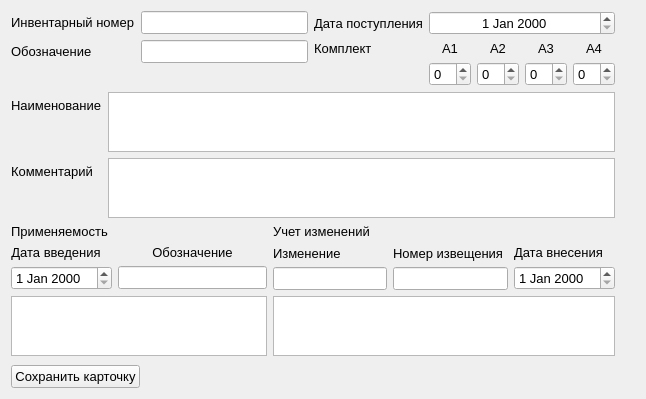
Lelius/FileLibrary, file cardeditform.ui: the form before one commit.
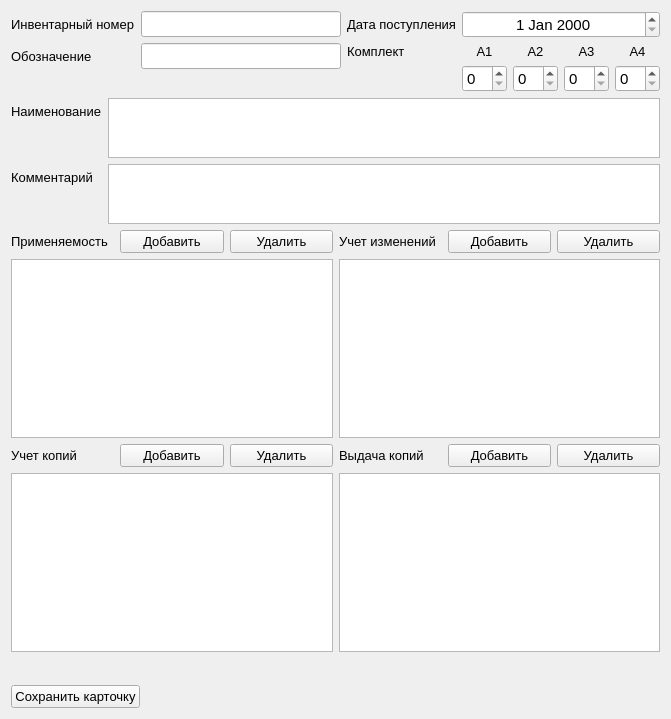
The form after the commit.

Commit message: Добавил виджеты в cardeditform.ui.

Patch:
```diff
--- a/cardeditform.ui
+++ b/cardeditform.ui
@@ -6,8 +6,8 @@
    <rect>
     <x>0</x>
     <y>0</y>
-    <width>646</width>
-    <height>399</height>
+    <width>671</width>
+    <height>719</height>
    </rect>
   </property>
   <property name="windowTitle">
@@ -42,7 +42,7 @@
            </property>
            <property name="font">
             <font>
-             <pointsize>10</pointsize>
+             <pointsize>11</pointsize>
             </font>
            </property>
           </widget>
@@ -69,7 +69,7 @@
            </property>
            <property name="font">
             <font>
-             <pointsize>10</pointsize>
+             <pointsize>11</pointsize>
             </font>
            </property>
           </widget>
@@ -177,7 +177,7 @@
               <widget class="QSpinBox" name="spinBoxA1">
                <property name="font">
                 <font>
-                 <pointsize>10</pointsize>
+                 <pointsize>11</pointsize>
                 </font>
                </property>
               </widget>
@@ -186,7 +186,7 @@
               <widget class="QSpinBox" name="spinBoxA2">
                <property name="font">
                 <font>
-                 <pointsize>10</pointsize>
+                 <pointsize>11</pointsize>
                 </font>
                </property>
               </widget>
@@ -195,7 +195,7 @@
               <widget class="QSpinBox" name="spinBoxA3">
                <property name="font">
                 <font>
-                 <pointsize>10</pointsize>
+                 <pointsize>11</pointsize>
                 </font>
                </property>
               </widget>
@@ -204,7 +204,7 @@
               <widget class="QSpinBox" name="spinBoxA4">
                <property name="font">
                 <font>
-                 <pointsize>10</pointsize>
+                 <pointsize>11</pointsize>
                 </font>
                </property>
               </widget>
@@ -217,7 +217,7 @@
           <widget class="QDateEdit" name="dateEditReceiptDate">
            <property name="font">
             <font>
-             <pointsize>10</pointsize>
+             <pointsize>11</pointsize>
             </font>
            </property>
            <property name="alignment">
@@ -271,7 +271,7 @@
          </property>
          <property name="font">
           <font>
-           <pointsize>10</pointsize>
+           <pointsize>11</pointsize>
           </font>
          </property>
         </widget>
@@ -286,7 +286,7 @@
          </property>
          <property name="font">
           <font>
-           <pointsize>10</pointsize>
+           <pointsize>11</pointsize>
           </font>
          </property>
         </widget>
@@ -296,11 +296,13 @@
     </layout>
    </item>
    <item row="1" column="0" colspan="2">
-    <layout class="QFormLayout" name="formLayout_5">
-     <item row="0" column="0">
       <layout class="QVBoxLayout" name="verticalLayout_3">
        <item>
-        <widget class="QLabel" name="labelApp">
+      <layout class="QHBoxLayout" name="horizontalLayout_7">
+       <item>
+        <layout class="QHBoxLayout" name="horizontalLayout_4">
+         <item>
+          <widget class="QLabel" name="labelApplicability">
          <property name="font">
           <font>
            <pointsize>10</pointsize>
@@ -309,90 +311,38 @@
          <property name="text">
           <string>Применяемость</string>
          </property>
-         <property name="alignment">
-          <set>Qt::AlignLeading|Qt::AlignLeft|Qt::AlignVCenter</set>
-         </property>
         </widget>
        </item>
        <item>
-        <layout class="QFormLayout" name="formLayout_4">
-         <item row="0" column="0">
-          <widget class="QLabel" name="labelApp1">
+          <widget class="QPushButton" name="pushButtonApplicabilityAdd">
            <property name="font">
             <font>
              <pointsize>10</pointsize>
             </font>
            </property>
            <property name="text">
-            <string>Дата введения</string>
+            <string>Добавить</string>
            </property>
-           <property name="alignment">
-            <set>Qt::AlignCenter</set>
-           </property>
           </widget>
          </item>
-         <item row="0" column="1">
-          <widget class="QLabel" name="labelApp2">
+         <item>
+          <widget class="QPushButton" name="pushButtonApplicabilityDel">
            <property name="font">
             <font>
              <pointsize>10</pointsize>
             </font>
            </property>
            <property name="text">
-            <string>Обозначение</string>
+            <string>Удалить</string>
            </property>
-           <property name="alignment">
-            <set>Qt::AlignCenter</set>
-           </property>
           </widget>
          </item>
-         <item row="1" column="0">
-          <widget class="QDateEdit" name="dateEdit1App1">
-           <property name="font">
-            <font>
-             <pointsize>10</pointsize>
-            </font>
-           </property>
-          </widget>
-         </item>
-         <item row="1" column="1">
-          <widget class="QLineEdit" name="lineEditApp2">
-           <property name="font">
-            <font>
-             <pointsize>10</pointsize>
-            </font>
-           </property>
-          </widget>
-         </item>
         </layout>
        </item>
        <item>
-        <widget class="QListWidget" name="listWidgetApp">
-         <property name="maximumSize">
-          <size>
-           <width>16777215</width>
-           <height>60</height>
-          </size>
-         </property>
-         <property name="font">
-          <font>
-           <pointsize>10</pointsize>
-          </font>
-         </property>
-        </widget>
-       </item>
-      </layout>
-     </item>
-     <item row="0" column="1">
-      <layout class="QVBoxLayout" name="verticalLayout_7">
+        <layout class="QHBoxLayout" name="horizontalLayout_5">
        <item>
         <widget class="QLabel" name="labelChangeAccounting">
-         <property name="maximumSize">
-          <size>
-           <width>16777215</width>
-           <height>16777213</height>
-          </size>
-         </property>
          <property name="font">
           <font>
            <pointsize>10</pointsize>
@@ -404,78 +354,137 @@
         </widget>
        </item>
        <item>
-        <layout class="QHBoxLayout" name="horizontalLayout_4">
+          <widget class="QPushButton" name="pushButtonChangeAccountingAdd">
+           <property name="font">
+            <font>
+             <pointsize>10</pointsize>
+            </font>
+           </property>
+           <property name="text">
+            <string>Добавить</string>
+           </property>
+          </widget>
+         </item>
          <item>
+          <widget class="QPushButton" name="pushButtonChangeAccountingDel">
+           <property name="font">
+            <font>
+             <pointsize>10</pointsize>
+            </font>
+           </property>
+           <property name="text">
+            <string>Удалить</string>
+           </property>
+          </widget>
+         </item>
+        </layout>
+       </item>
+      </layout>
+     </item>
+     <item>
+      <layout class="QHBoxLayout" name="horizontalLayout_6">
+       <item>
+        <widget class="QTableWidget" name="tableWidgetApplicability">
+         <property name="font">
+          <font>
+           <pointsize>10</pointsize>
+          </font>
+         </property>
+        </widget>
+       </item>
+       <item>
+        <widget class="QTableWidget" name="tableWidgetChangeAccounting">
+         <property name="font">
+          <font>
+           <pointsize>10</pointsize>
+          </font>
+         </property>
+        </widget>
+       </item>
+      </layout>
+     </item>
+    </layout>
+   </item>
+   <item row="2" column="0" colspan="2">
           <layout class="QVBoxLayout" name="verticalLayout_4">
            <item>
-            <widget class="QLabel" name="labelAcc">
+      <layout class="QHBoxLayout" name="horizontalLayout_10">
+       <item>
+        <layout class="QHBoxLayout" name="horizontalLayout_8">
+         <item>
+          <widget class="QLabel" name="labelCopyAccounting">
              <property name="font">
               <font>
                <pointsize>10</pointsize>
               </font>
              </property>
              <property name="text">
-              <string>Изменение</string>
+            <string>Учет копий</string>
              </property>
             </widget>
            </item>
            <item>
-            <widget class="QLineEdit" name="lineEditAcc">
+          <widget class="QPushButton" name="pushButtonCopyAccountingAdd">
              <property name="font">
               <font>
                <pointsize>10</pointsize>
               </font>
              </property>
-            </widget>
-           </item>
-          </layout>
-         </item>
+           <property name="text">
+            <string>Добавить</string>
+           </property>
+          </widget>
+         </item>
          <item>
-          <layout class="QVBoxLayout" name="verticalLayout_5">
-           <item>
-            <widget class="QLabel" name="labelAccNotificationNumber">
+          <widget class="QPushButton" name="pushButtonCopyAccountingDel">
              <property name="font">
               <font>
                <pointsize>10</pointsize>
               </font>
              </property>
              <property name="text">
-              <string>Номер извещения</string>
+            <string>Удалить</string>
              </property>
             </widget>
            </item>
+        </layout>
+       </item>
            <item>
-            <widget class="QLineEdit" name="lineEditAccNotificationNumber">
+        <layout class="QHBoxLayout" name="horizontalLayout_9">
+         <item>
+          <widget class="QLabel" name="labelIssuanceOfCopies">
              <property name="font">
               <font>
                <pointsize>10</pointsize>
               </font>
              </property>
-            </widget>
-           </item>
-          </layout>
-         </item>
+           <property name="text">
+            <string>Выдача копий</string>
+           </property>
+          </widget>
+         </item>
          <item>
-          <layout class="QVBoxLayout" name="verticalLayout_6">
-           <item>
-            <widget class="QLabel" name="labelAccDateOfEntry">
+          <widget class="QPushButton" name="pushButtonIssuanceOfCopiesAdd">
              <property name="font">
               <font>
                <pointsize>10</pointsize>
               </font>
              </property>
              <property name="text">
-              <string>Дата внесения</string>
+            <string>Добавить</string>
              </property>
             </widget>
            </item>
            <item>
-            <widget class="QDateEdit" name="dateEditAccDateOfEntry">
+          <widget class="QPushButton" name="pushButtonIssuanceOfCopiesDel">
              <property name="font">
               <font>
                <pointsize>10</pointsize>
               </font>
              </property>
+           <property name="text">
+            <string>Удалить</string>
+           </property>
             </widget>
            </item>
           </layout>
@@ -483,13 +492,18 @@
         </layout>
        </item>
        <item>
-        <widget class="QListWidget" name="listWidgetAcc">
-         <property name="maximumSize">
-          <size>
-           <width>16777215</width>
-           <height>60</height>
-          </size>
+      <layout class="QHBoxLayout" name="horizontalLayout_11">
+       <item>
+        <widget class="QTableWidget" name="tableWidgetCopyAccounting">
+         <property name="font">
+          <font>
+           <pointsize>10</pointsize>
+          </font>
          </property>
+        </widget>
+       </item>
+       <item>
+        <widget class="QTableWidget" name="tableWidgetIssuanceOfCopies">
          <property name="font">
           <font>
            <pointsize>10</pointsize>
@@ -501,7 +515,7 @@
      </item>
     </layout>
    </item>
-   <item row="2" column="2">
+   <item row="3" column="0">
     <spacer name="verticalSpacer">
      <property name="orientation">
       <enum>Qt::Vertical</enum>
@@ -514,7 +528,7 @@
      </property>
     </spacer>
    </item>
-   <item row="3" column="0">
+   <item row="4" column="0">
     <widget class="QPushButton" name="pushButtonSaveCard">
      <property name="font">
       <font>
@@ -526,7 +540,7 @@
      </property>
     </widget>
    </item>
-   <item row="3" column="1">
+   <item row="4" column="1">
     <spacer name="horizontalSpacer">
      <property name="orientation">
       <enum>Qt::Horizontal</enum>
```
Lines whose indentation alone changed are shown as unchanged. The commit also changes 5 other files.
